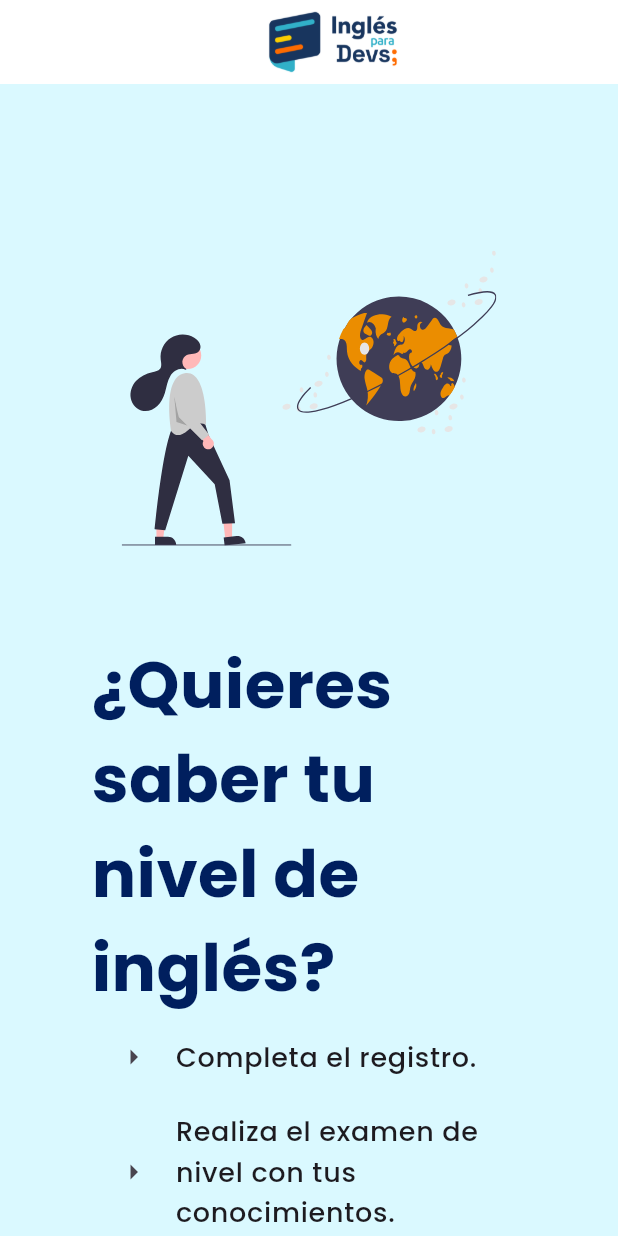
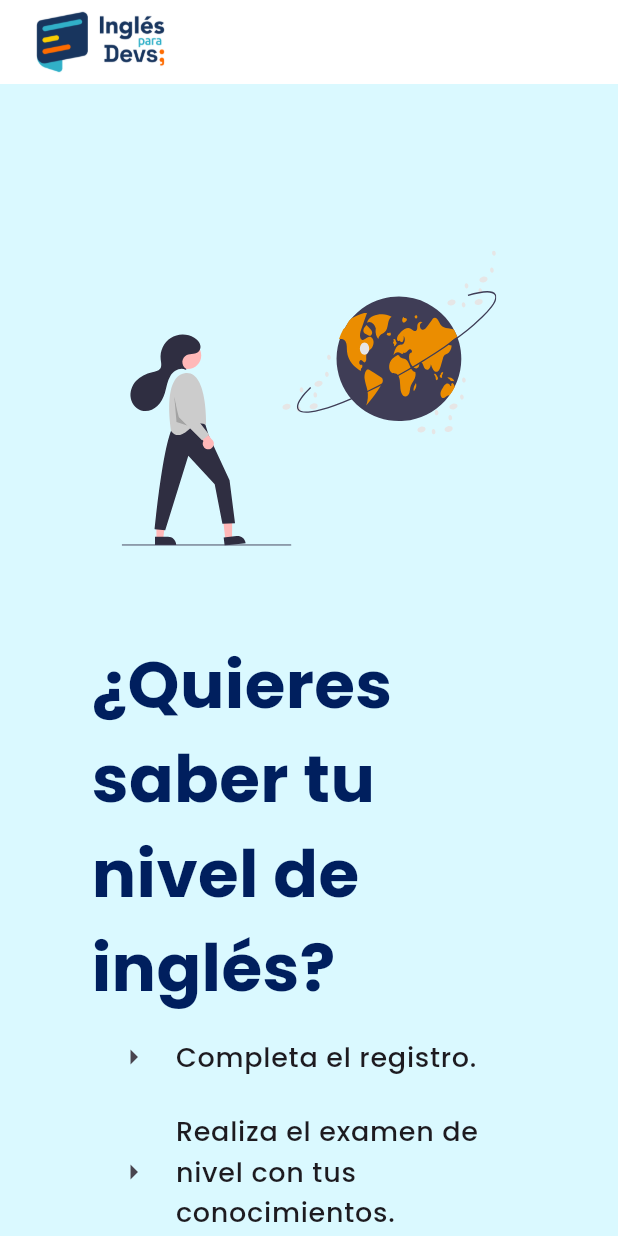
Before and after one commit to oscarcolima/flutter-ingles-devs, a Flutter app: the screen it shows after launch, on a phone screen of 412 x 824 dp. Run offline on Flutter 3.47's test engine with Material 3 defaults, Android fonts, the phone set to English and light mode, and no system bars; our stand-ins replace data_table_2, dio, flutter_svg, go_router, google_fonts, hive and 1 more; missing offline and left inert: tdtx_nf_icons, tdtxle_data_format; accounts and stored records are empty; network calls fail.

Commit message:
terminar eesponsive

```diff
--- a/lib/layout/principal_layout.dart
+++ b/lib/layout/principal_layout.dart
@@ -1,6 +1,9 @@
 // ignore_for_file: prefer_const_constructors
 
+
 import 'package:flutter/material.dart';
+import 'package:flutter_ingles_devs/widget/responsive_app.dart';
+import 'package:provider/provider.dart';
 
 class PrincipalLayout extends StatelessWidget {
   final Widget body;
@@ -8,6 +11,9 @@ class PrincipalLayout extends StatelessWidget {
 
   @override
   Widget build(BuildContext context) {
+    final sizeScreen = context
+        .select<ResponsiveApp, SizeScreen>((ResponsiveApp p) => p.sizeScreen);
+
     return Scaffold(
       backgroundColor: const Color.fromRGBO(255, 255, 255, 1),
       appBar: AppBar(
@@ -16,7 +22,8 @@ class PrincipalLayout extends StatelessWidget {
         surfaceTintColor: Color.fromRGBO(255, 255, 255, 1),
         backgroundColor: Color.fromRGBO(255, 255, 255, 1),
         title: Padding(
-          padding: const EdgeInsets.only(left: 156),
+          padding: EdgeInsets.only(
+              left: [0, 1,2].contains(sizeScreen.index) ? 1 : 156),
           child:
               Image.asset('assets/imgs/INGLES-PARA-DEVS_logo.png', width: 100),
         ),
--- a/lib/pages/registro/view/contactos_view.dart
+++ b/lib/pages/registro/view/contactos_view.dart
@@ -15,8 +15,6 @@ class ContactosView extends StatelessWidget {
   Widget build(BuildContext context) {
     final sizeScreen = context
         .select<ResponsiveApp, SizeScreen>((ResponsiveApp p) => p.sizeScreen);
-
-    log("sizeScreen: ${sizeScreen}");
 
     return CustomPaint(
       painter: MyPainter(),
```
Also changed, not shown: lib/pages/panel/login/home/view/table_view.dart (+14 -3 lines).
